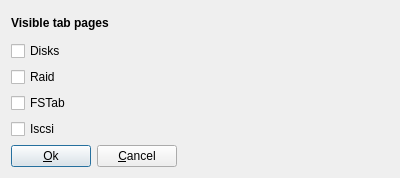
iddekingej/blgui, file ui/visibletabs.ui: the form before one commit.
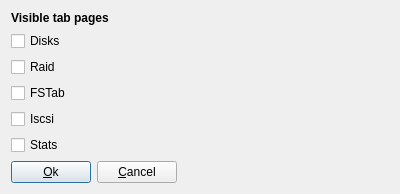
The form after the commit.

```diff
--- a/ui/visibletabs.ui
+++ b/ui/visibletabs.ui
@@ -7,7 +7,7 @@
     <x>0</x>
     <y>0</y>
     <width>400</width>
-    <height>178</height>
+    <height>184</height>
    </rect>
   </property>
   <property name="windowTitle">
@@ -55,6 +55,13 @@
      </property>
     </widget>
    </item>
+   <item>
+    <widget class="QCheckBox" name="checkStats">
+     <property name="text">
+      <string>Stats</string>
+     </property>
+    </widget>
+   </item>
    <item>
     <layout class="QHBoxLayout" name="horizontalLayout">
      <item>
```
